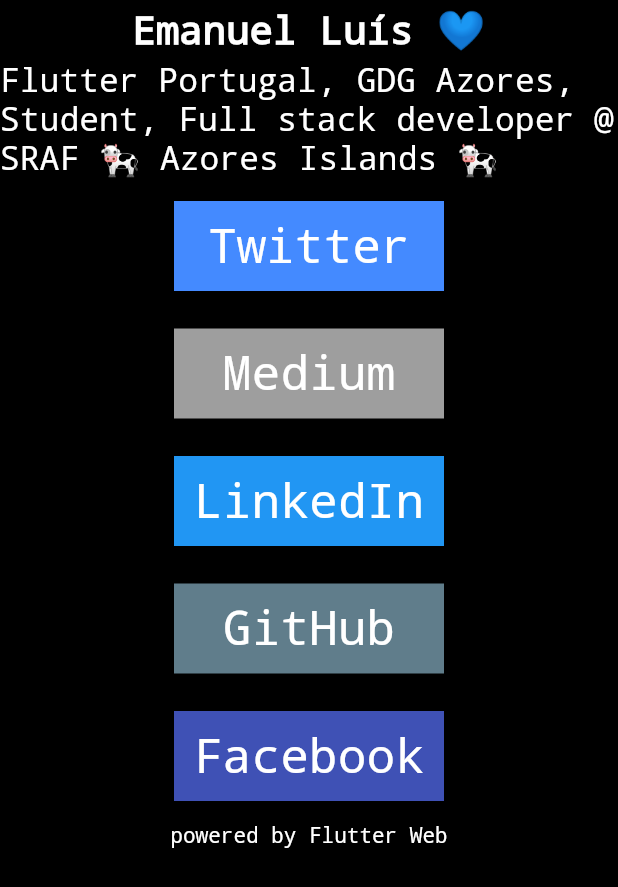
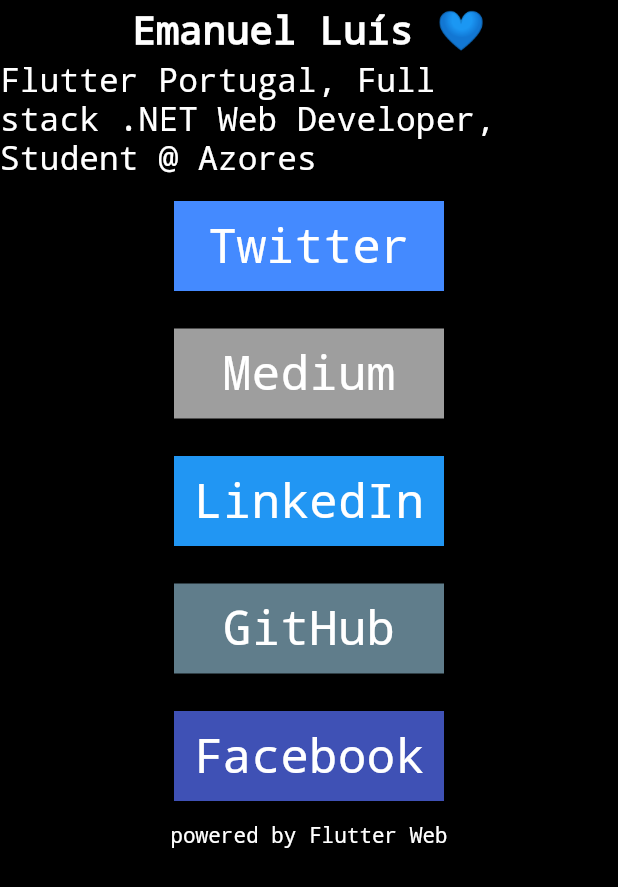
Before and after one commit to CodeGlitch/home, a Flutter app: the screen it shows after launch, on a phone screen of 412 x 824 dp. Shown: the top 887 px of the screen. Run offline on Flutter 3.47's test engine with Material 2 defaults, Android fonts, the light colour scheme and no system bars; our stand-ins replace url_launcher_web; missing offline and left inert: dart:html; Roboto replaces fonts that are missing (Arial).

Commit message:
null safety upgrade

```diff
--- a/lib/main.dart
+++ b/lib/main.dart
@@ -10,7 +10,7 @@
   Widget build(BuildContext context) {
     return MaterialApp(
       debugShowCheckedModeBanner: false,
-      title: 'Emanuel Luís @ CodeGlitch - Full stack developer @ SRAF',
+      title: 'Emanuel Luís @ CodeGlitch - Full stack developer @ Azores',
       theme: ThemeData(
         primarySwatch: Colors.blue,
       ),
@@ -20,7 +20,7 @@
 }
 
 class MyHomePage extends StatefulWidget {
-  MyHomePage({Key key}) : super(key: key);
+  MyHomePage({Key? key}) : super(key: key);
 
   @override
   _MyHomePageState createState() => _MyHomePageState();
@@ -74,7 +74,7 @@
                 ),
                 Container(height: 5),
                 Text(
-                  "Flutter Portugal, GDG Azores, Student, Full stack developer @ SRAF 🐄 Azores Islands 🐄 ",
+                  "Flutter Portugal, Full stack .NET Web Developer, Student @ Azores",
                   style: TextStyle(
                       fontSize: 22,
                       fontWeight: FontWeight.w300,
@@ -133,8 +133,8 @@
   Widget get showCursorOnHover {
     return MouseRegion(
       child: this,
-      onHover: (event) => appContainer.style.cursor = 'pointer',
-      onExit: (event) => appContainer.style.cursor = 'default',
+      onHover: (event) => appContainer!.style.cursor = 'pointer',
+      onExit: (event) => appContainer!.style.cursor = 'default',
     );
   }
 }
--- a/pubspec.yaml
+++ b/pubspec.yaml
@@ -14,7 +14,7 @@
 version: 1.0.0+1
 
 environment:
-  sdk: ">=2.6.0 <3.0.0"
+  sdk: '>=2.12.0 <3.0.0'
 
 dependencies:
   flutter:
@@ -23,7 +23,7 @@
   # The following adds the Cupertino Icons font to your application.
   # Use with the CupertinoIcons class for iOS style icons.
   #cupertino_icons: ^0.1.2
-  url_launcher: ^5.4.1
+  url_launcher: ^6.0.11
 
 
 dev_dependencies:
```
Also changed, not shown: lib/generated_plugin_registrant.dart (+6 -5 lines), pubspec.lock, 53 other files.
